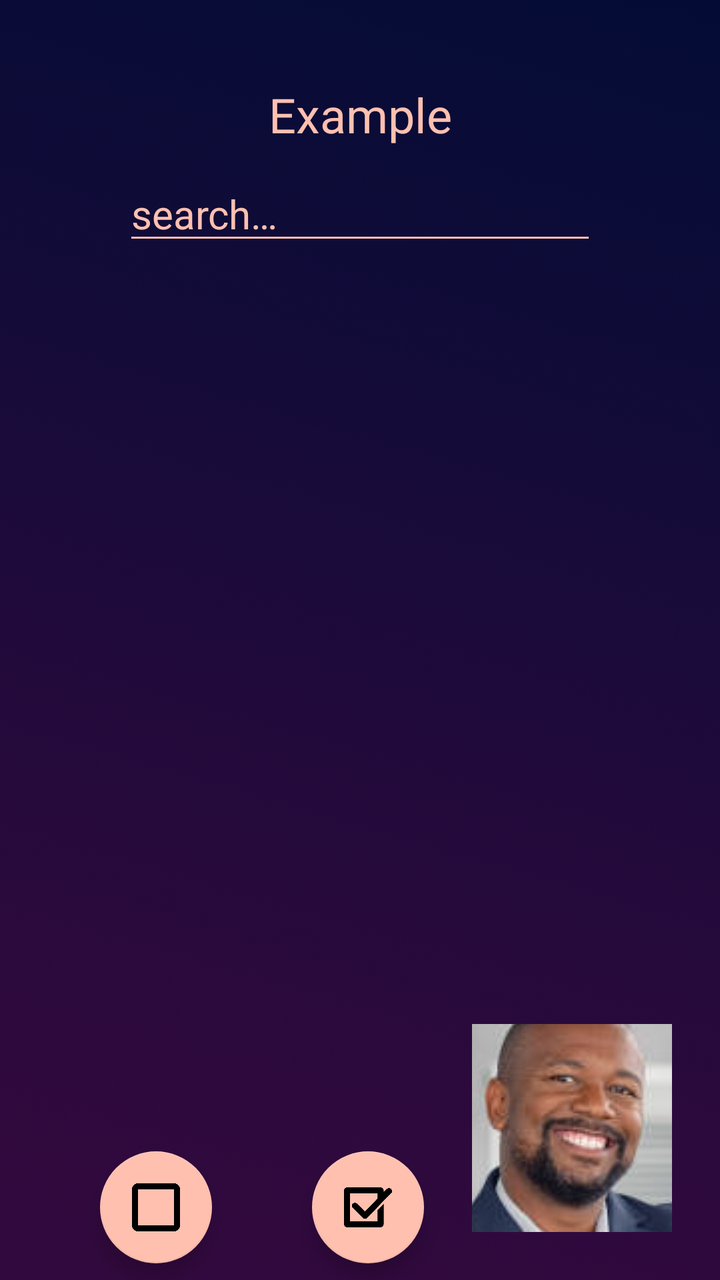
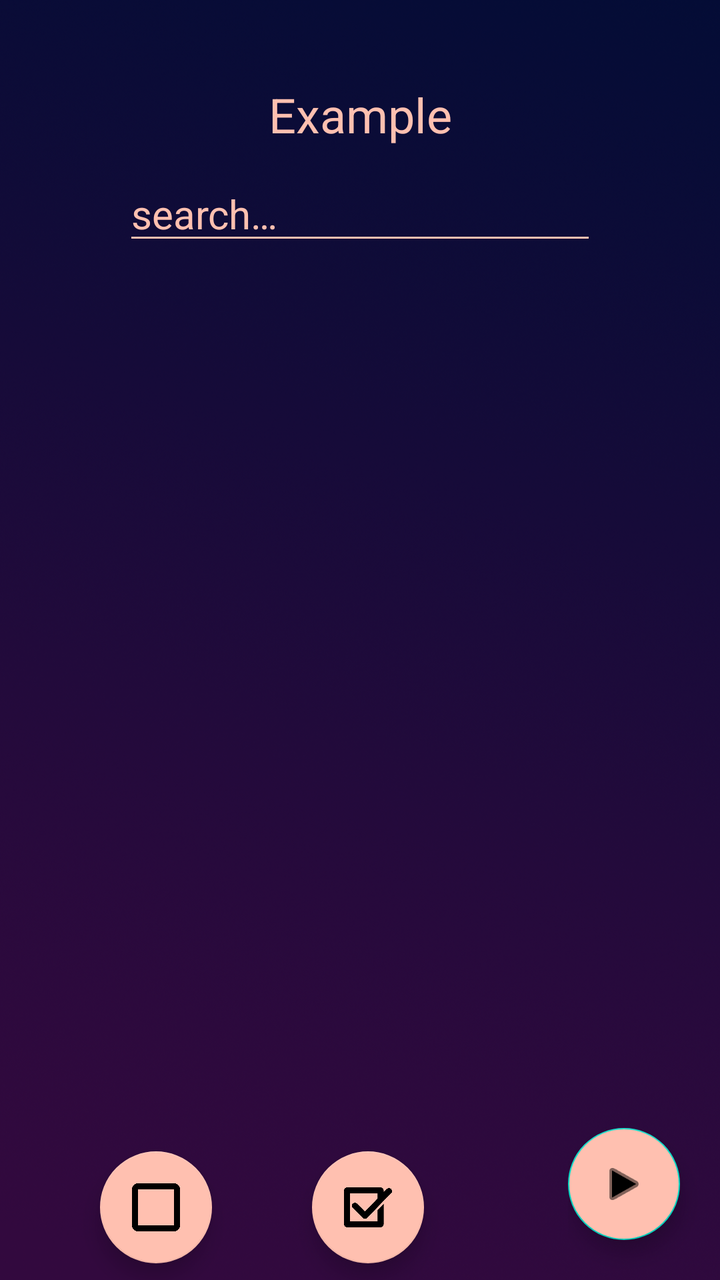

An Android layout rendered at two revisions. The XML below is the earlier revision; the diff shows what the commit changed to produce the second picture.
<!-- AndroidManifest.xml: activity theme Theme.Tasqr_NoToolBar -->
<!-- res/layout/activity_addusers.xml -->
<?xml version="1.0" encoding="utf-8"?>
<androidx.constraintlayout.widget.ConstraintLayout xmlns:android="http://schemas.android.com/apk/res/android"
    xmlns:app="http://schemas.android.com/apk/res-auto"
    xmlns:tools="http://schemas.android.com/tools"
    android:layout_width="match_parent"
    android:layout_height="match_parent"
    android:background="@drawable/backgroundlogin"
    tools:context=".AddUsersActivity">

    <ListView
        android:id="@+id/companylist"
        android:layout_width="0dp"
        android:layout_height="0dp"
        android:choiceMode="multipleChoice"
        app:layout_constraintBottom_toBottomOf="parent"
        app:layout_constraintHeight_percent="0.65"
        app:layout_constraintStart_toStartOf="parent"
        app:layout_constraintTop_toBottomOf="@+id/editTextOwnership"
        app:layout_constraintVertical_bias="0.25"
        app:layout_constraintWidth_percent="1" />

    <androidx.constraintlayout.widget.ConstraintLayout
        android:id="@+id/constraintLayout"
        android:layout_width="wrap_content"
        android:layout_height="wrap_content"
        app:layout_constraintBottom_toBottomOf="parent"
        app:layout_constraintEnd_toEndOf="parent"
        app:layout_constraintTop_toTopOf="parent"
        app:layout_constraintVertical_bias="1.0">

        <ImageButton
            android:id="@+id/snickers"
            android:layout_width="100dp"
            android:layout_height="104dp"
            android:layout_marginEnd="24dp"
            android:layout_marginBottom="24dp"
            app:layout_constraintBottom_toBottomOf="parent"
            app:layout_constraintEnd_toEndOf="parent"
            app:srcCompat="@drawable/avatar" />
    </androidx.constraintlayout.widget.ConstraintLayout>

    <TextView
        android:id="@+id/changeOwnershipTitle"
        android:layout_width="wrap_content"
        android:layout_height="wrap_content"
        android:layout_marginBottom="10dp"
        android:text="Example"
        android:textColor="@color/text_color"
        android:textColorHighlight="@color/text_color"
        android:textSize="24sp"
        app:layout_constraintBottom_toTopOf="@+id/editTextOwnership"
        app:layout_constraintEnd_toEndOf="parent"
        app:layout_constraintStart_toStartOf="parent" />

    <EditText
        android:id="@+id/editTextOwnership"
        android:layout_width="wrap_content"
        android:layout_height="wrap_content"
        android:backgroundTint="@color/text_color"
        android:ems="10"
        android:hint="@string/search"
        android:inputType="textPersonName"
        android:textColor="@color/text_color"
        android:textColorHint="@color/text_color"
        android:textSize="20sp"
        app:layout_constraintBottom_toBottomOf="parent"
        app:layout_constraintEnd_toEndOf="parent"
        app:layout_constraintStart_toStartOf="parent"
        app:layout_constraintTop_toTopOf="parent"
        app:layout_constraintVertical_bias="0.13999999" />

    <com.google.android.material.floatingactionbutton.FloatingActionButton
        android:id="@+id/checkAllButton"
        android:layout_width="wrap_content"
        android:layout_height="wrap_content"
        android:layout_alignParentBottom="true"
        android:layout_marginStart="50dp"
        android:tint="@color/tasqr_yellow"
        app:backgroundTint="@color/text_color"
        app:layout_constraintBottom_toBottomOf="parent"
        app:layout_constraintStart_toEndOf="@+id/uncheckAllButton"
        app:layout_constraintTop_toBottomOf="@+id/companylist"
        app:srcCompat="@drawable/square_with_verification_sign" />

    <com.google.android.material.floatingactionbutton.FloatingActionButton
        android:id="@+id/uncheckAllButton"
        android:layout_width="wrap_content"
        android:layout_height="wrap_content"
        android:layout_marginStart="50dp"
        android:tint="@color/tasqr_yellow"
        app:backgroundTint="@color/text_color"
        app:layout_constraintBottom_toBottomOf="parent"
        app:layout_constraintStart_toStartOf="parent"
        app:layout_constraintTop_toBottomOf="@+id/companylist"
        app:srcCompat="@drawable/unchecked_sign" />

</androidx.constraintlayout.widget.ConstraintLayout>
<!-- resources referenced by this layout -->
<resources>
  <color name="tasqr_yellow">#FFD900</color>
  <color name="text_color">#FFC0B0</color>
  <!-- drawable avatar: png bitmap (drawable, 55048 bytes) -->
  <!-- drawable backgroundlogin: jpg bitmap (drawable, 9335 bytes) -->
  <!-- drawable square_with_verification_sign: png bitmap (drawable, 5905 bytes) -->
  <!-- drawable unchecked_sign: png bitmap (drawable, 2338 bytes) -->
  <string name="search">search…</string>
  <style name="Theme.Tasqr_NoToolBar" parent="Theme.MaterialComponents.Light.NoActionBar">
          
          <item name="colorPrimary">@color/tasqr_yellow</item>
          <item name="colorPrimaryVariant">@color/purple_700</item>
          <item name="colorOnPrimary">@color/white</item>
          
          <item name="colorSecondary">@color/teal_200</item>
          <item name="colorSecondaryVariant">@color/teal_700</item>
          <item name="colorOnSecondary">@color/black</item>
          
          <item name="android:statusBarColor">@color/status_bar_color</item>
          
      </style>
  <color name="purple_700">#FF3700B3</color>
  <color name="white">#FFFFFFFF</color>
  <color name="teal_200">#FF03DAC5</color>
  <color name="teal_700">#FF018786</color>
  <color name="black">#FF000000</color>
  <color name="status_bar_color">#070C36</color>
</resources>

<!-- the commit's change to res/layout/activity_addusers.xml (unified diff, before → after) -->
@@ -2,6 +2,7 @@
 <androidx.constraintlayout.widget.ConstraintLayout xmlns:android="http://schemas.android.com/apk/res/android"
     xmlns:app="http://schemas.android.com/apk/res-auto"
     xmlns:tools="http://schemas.android.com/tools"
+    android:id="@+id/nextButton"
     android:layout_width="match_parent"
     android:layout_height="match_parent"
     android:background="@drawable/backgroundlogin"
@@ -28,15 +29,17 @@
         app:layout_constraintTop_toTopOf="parent"
         app:layout_constraintVertical_bias="1.0">
 
-        <ImageButton
-            android:id="@+id/snickers"
-            android:layout_width="100dp"
-            android:layout_height="104dp"
-            android:layout_marginEnd="24dp"
-            android:layout_marginBottom="24dp"
+        <com.google.android.material.floatingactionbutton.FloatingActionButton
+            android:id="@+id/nextButton2"
+            android:layout_width="wrap_content"
+            android:layout_height="wrap_content"
+            android:layout_marginEnd="20dp"
+            android:layout_marginBottom="20dp"
+            android:backgroundTint="@color/text_color"
+            android:src="@android:drawable/ic_media_play"
             app:layout_constraintBottom_toBottomOf="parent"
             app:layout_constraintEnd_toEndOf="parent"
-            app:srcCompat="@drawable/avatar" />
+            app:rippleColor="@color/tasqr_yellow" />
     </androidx.constraintlayout.widget.ConstraintLayout>
 
     <TextView
<!-- resource entries referenced after the edit -->
@@ -2,7 +2,6 @@
 <resources>
   <color name="tasqr_yellow">#FFD900</color>
   <color name="text_color">#FFC0B0</color>
-  <!-- drawable avatar: png bitmap (drawable, 55048 bytes) -->
   <!-- drawable backgroundlogin: jpg bitmap (drawable, 9335 bytes) -->
   <!-- drawable square_with_verification_sign: png bitmap (drawable, 5905 bytes) -->
   <!-- drawable unchecked_sign: png bitmap (drawable, 2338 bytes) -->
